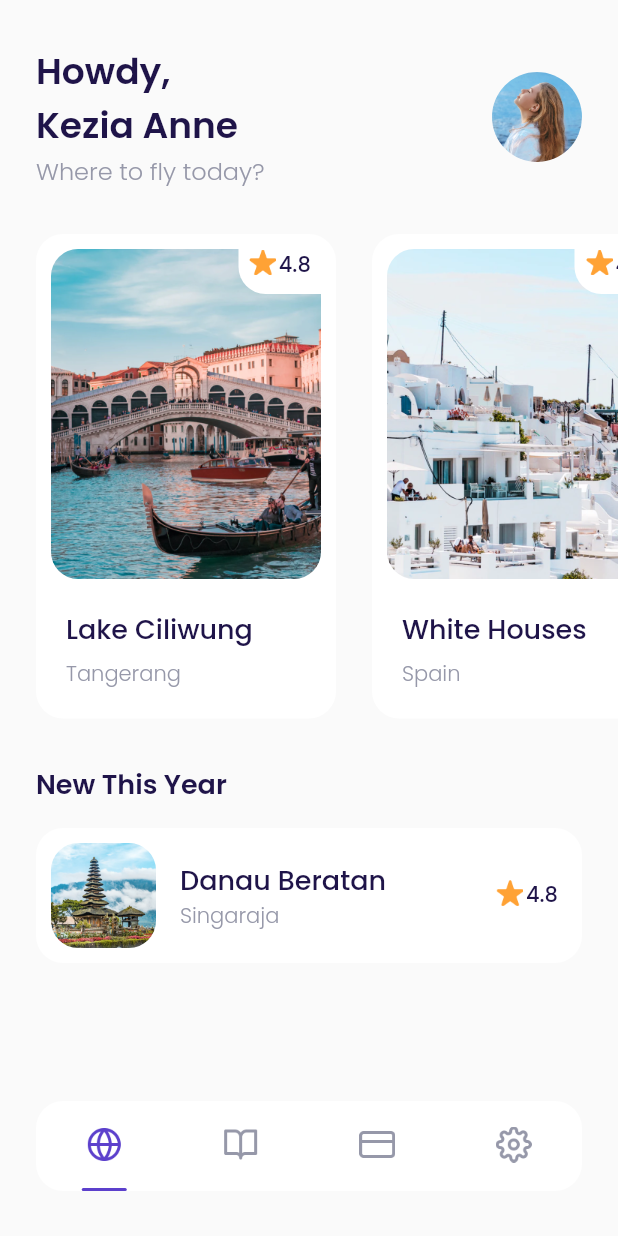
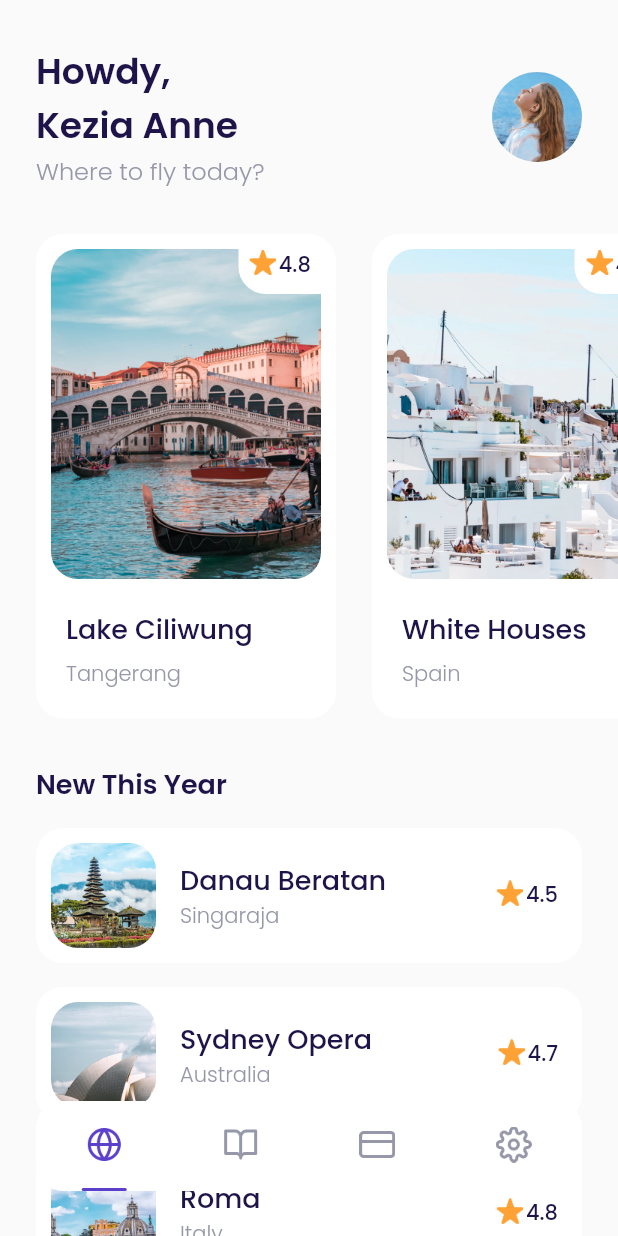
Before and after one commit to whisnuys/flutter-bookflights-app, a Flutter app: the MainPage screen opened by its route, on a phone screen of 412 x 824 dp. Run offline on Flutter 3.47's test engine with Material 2 defaults, Android fonts, the phone set to English and light mode, and no system bars; our stand-ins replace google_fonts.

Commit message:
Home screen done

```diff
--- a/lib/ui/pages/home_page.dart
+++ b/lib/ui/pages/home_page.dart
@@ -108,6 +108,7 @@ class HomePage extends StatelessWidget {
           top: 30,
           left: defaultMargin,
           right: defaultMargin,
+          bottom: 100,
         ),
         child: Column(
           crossAxisAlignment: CrossAxisAlignment.start,
@@ -119,7 +120,36 @@ class HomePage extends StatelessWidget {
                 fontWeight: semiBold,
               ),
             ),
-            DestinationTile(),
+            DestinationTile(
+              name: 'Danau Beratan',
+              city: 'Singaraja',
+              imageUrl: 'assets/image_destination6.png',
+              rating: '4.5',
+            ),
+            DestinationTile(
+              name: 'Sydney Opera',
+              city: 'Australia',
+              imageUrl: 'assets/image_destination7.png',
+              rating: '4.7',
+            ),
+            DestinationTile(
+              name: 'Roma',
+              city: 'Italy',
+              imageUrl: 'assets/image_destination8.png',
+              rating: '4.8',
+            ),
+            DestinationTile(
+              name: 'Payug Teduh',
+              city: 'Singapore',
+              imageUrl: 'assets/image_destination9.png',
+              rating: '4.8',
+            ),
+            DestinationTile(
+              name: 'Hill Hey',
+              city: 'Monaco',
+              imageUrl: 'assets/image_destination10.png',
+              rating: '4.8',
+            ),
           ],
         ),
       );
--- a/lib/ui/widgets/destination_tile.dart
+++ b/lib/ui/widgets/destination_tile.dart
@@ -4,13 +4,24 @@ import 'package:flutter/material.dart';
 import '../../shared/theme.dart';
 
 class DestinationTile extends StatelessWidget {
-  const DestinationTile({Key? key}) : super(key: key);
+  final String name;
+  final String city;
+  final String imageUrl;
+  final String rating;
+
+  const DestinationTile({
+    Key? key,
+    required this.name,
+    required this.city,
+    required this.imageUrl,
+    this.rating = '0.0',
+  }) : super(key: key);
 
   @override
   Widget build(BuildContext context) {
     return Container(
       margin: EdgeInsets.only(top: 16),
-      padding: EdgeInsets.fromLTRB(10,10,16,10),
+      padding: EdgeInsets.fromLTRB(10, 10, 16, 10),
       decoration: BoxDecoration(
         color: kWhiteColor,
         borderRadius: BorderRadius.circular(18),
@@ -25,7 +36,7 @@ class DestinationTile extends StatelessWidget {
               borderRadius: BorderRadius.circular(18),
               image: DecorationImage(
                 fit: BoxFit.cover,
-                image: AssetImage('assets/image_destination6.png'),
+                image: AssetImage(imageUrl),
               ),
             ),
           ),
@@ -34,14 +45,14 @@ class DestinationTile extends StatelessWidget {
               crossAxisAlignment: CrossAxisAlignment.start,
               children: [
                 Text(
-                  'Danau Beratan',
+                  name,
                   style: blackTextStyle.copyWith(
                     fontWeight: medium,
                     fontSize: 18,
                   ),
                 ),
                 Text(
-                  'Singaraja',
+                  city,
                   style: greyTextStyle.copyWith(
                     fontWeight: light,
                   ),
@@ -64,7 +75,7 @@ class DestinationTile extends StatelessWidget {
                 ),
               ),
               Text(
-                '4.8',
+                rating,
                 style: blackTextStyle.copyWith(
                   fontWeight: medium,
                 ),
```
